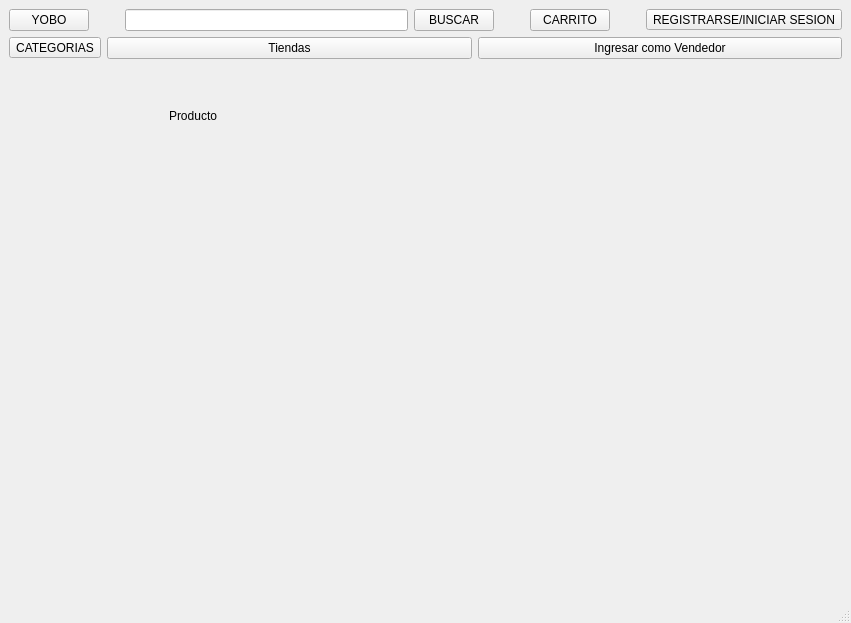
DavidMontoyaHolgado/Proyecto-PA, file IntefazGrafica/mainwindow.ui: the form before one commit.
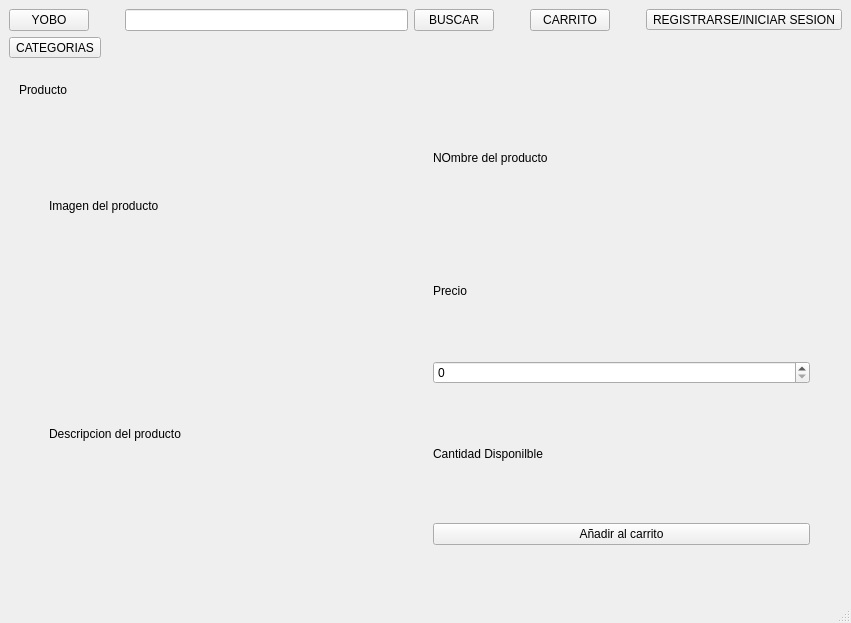
The form after the commit. The open tabs and pages were chosen to show the change.

Commit message: carrito de interfaz grafica

What changed in the file:
```diff
--- a/IntefazGrafica/mainwindow.ui
+++ b/IntefazGrafica/mainwindow.ui
@@ -99,8 +99,6 @@
      </layout>
     </item>
     <item>
-     <layout class="QHBoxLayout" name="horizontalLayout_10">
-      <item>
        <widget class="QToolButton" name="toolButtonCATEGORIAS">
         <property name="text">
          <string>CATEGORIAS</string>
@@ -108,33 +106,41 @@
        </widget>
       </item>
       <item>
-       <widget class="QPushButton" name="pushButton_2">
-        <property name="text">
-         <string>Tiendas</string>
-        </property>
-       </widget>
+     <layout class="QHBoxLayout" name="horizontalLayout_10"/>
       </item>
       <item>
-       <widget class="QPushButton" name="pushButton">
-        <property name="text">
-         <string>Ingresar como Vendedor</string>
-        </property>
-       </widget>
-      </item>
-     </layout>
-    </item>
-    <item>
-     <layout class="QVBoxLayout" name="verticalLayout_13"/>
-    </item>
+     <layout class="QVBoxLayout" name="verticalLayout_13">
     <item>
      <widget class="QStackedWidget" name="stackedWidget">
       <property name="currentIndex">
-       <number>0</number>
+         <number>4</number>
       </property>
       <widget class="QWidget" name="pagePRINCIPAL">
        <layout class="QVBoxLayout" name="verticalLayout_8">
         <item>
+           <widget class="QScrollArea" name="scrollArea">
+            <property name="widgetResizable">
+             <bool>true</bool>
+            </property>
+            <widget class="QWidget" name="scrollAreaWidgetContents_2">
+             <property name="geometry">
+              <rect>
+               <x>0</x>
+               <y>0</y>
+               <width>811</width>
+               <height>471</height>
+              </rect>
+             </property>
+             <layout class="QGridLayout" name="gridLayout_4">
+              <item row="0" column="0">
          <layout class="QGridLayout" name="gridLayoutListaProductos">
+                <item row="0" column="1">
+                 <widget class="QLabel" name="labelPrecio">
+                  <property name="text">
+                   <string/>
+                  </property>
+                 </widget>
+                </item>
           <item row="0" column="0">
            <widget class="QLabel" name="labelNombreProducto">
             <property name="text">
@@ -149,31 +155,15 @@
             </property>
            </widget>
           </item>
-          <item row="0" column="1">
-           <widget class="QLabel" name="labelPrecio">
-            <property name="text">
-             <string/>
-            </property>
-           </widget>
-          </item>
-         </layout>
+               </layout>
+              </item>
+             </layout>
+            </widget>
+           </widget>
         </item>
        </layout>
       </widget>
       <widget class="QWidget" name="pageCARRITO">
-       <widget class="QGroupBox" name="groupBox">
-        <property name="geometry">
-         <rect>
-          <x>10</x>
-          <y>170</y>
-          <width>654</width>
-          <height>381</height>
-         </rect>
-        </property>
-        <property name="title">
-         <string>GroupBox</string>
-        </property>
-       </widget>
        <widget class="QLabel" name="labelCARRITO">
         <property name="geometry">
          <rect>
@@ -304,16 +294,81 @@
        <widget class="QLabel" name="labelRefProducto">
         <property name="geometry">
          <rect>
-          <x>160</x>
-          <y>20</y>
-          <width>191</width>
-          <height>61</height>
+            <x>10</x>
+            <y>10</y>
+            <width>141</width>
+            <height>31</height>
          </rect>
         </property>
         <property name="text">
          <string>Producto</string>
         </property>
        </widget>
+         <widget class="QWidget" name="horizontalLayoutWidget">
+          <property name="geometry">
+           <rect>
+            <x>40</x>
+            <y>30</y>
+            <width>761</width>
+            <height>451</height>
+           </rect>
+          </property>
+          <layout class="QHBoxLayout" name="horizontalLayout_7">
+           <item>
+            <layout class="QVBoxLayout" name="verticalLayout_15">
+             <item>
+              <widget class="QLabel" name="labelIMGPRODC">
+               <property name="text">
+                <string>Imagen del producto</string>
+               </property>
+              </widget>
+             </item>
+             <item>
+              <widget class="QLabel" name="labelDescripcionPROD">
+               <property name="text">
+                <string>Descripcion del producto</string>
+               </property>
+              </widget>
+             </item>
+            </layout>
+           </item>
+           <item>
+            <layout class="QVBoxLayout" name="verticalLayout_10">
+             <item>
+              <widget class="QLabel" name="labelNombreProducto_2">
+               <property name="text">
+                <string>NOmbre del producto</string>
+               </property>
+              </widget>
+             </item>
+             <item>
+              <widget class="QLabel" name="labelPrice">
+               <property name="text">
+                <string>Precio</string>
+               </property>
+              </widget>
+             </item>
+             <item>
+              <widget class="QSpinBox" name="spinBoxProducto"/>
+             </item>
+             <item>
+              <widget class="QLabel" name="labelCantidadDisponible">
+               <property name="text">
+                <string>Cantidad Disponilble</string>
+               </property>
+              </widget>
+             </item>
+             <item>
+              <widget class="QPushButton" name="pushButtonMandarCarrito">
+               <property name="text">
+                <string>Añadir al carrito</string>
+               </property>
+              </widget>
+             </item>
+            </layout>
+           </item>
+          </layout>
+         </widget>
       </widget>
       <widget class="QWidget" name="pageCREAR_CUENTA">
        <layout class="QGridLayout" name="gridLayout_2">
@@ -799,6 +854,8 @@
        </layout>
       </widget>
      </widget>
+      </item>
+     </layout>
     </item>
    </layout>
   </widget>
```
Lines whose indentation alone changed are shown as unchanged. The commit also changes 18 other files.
